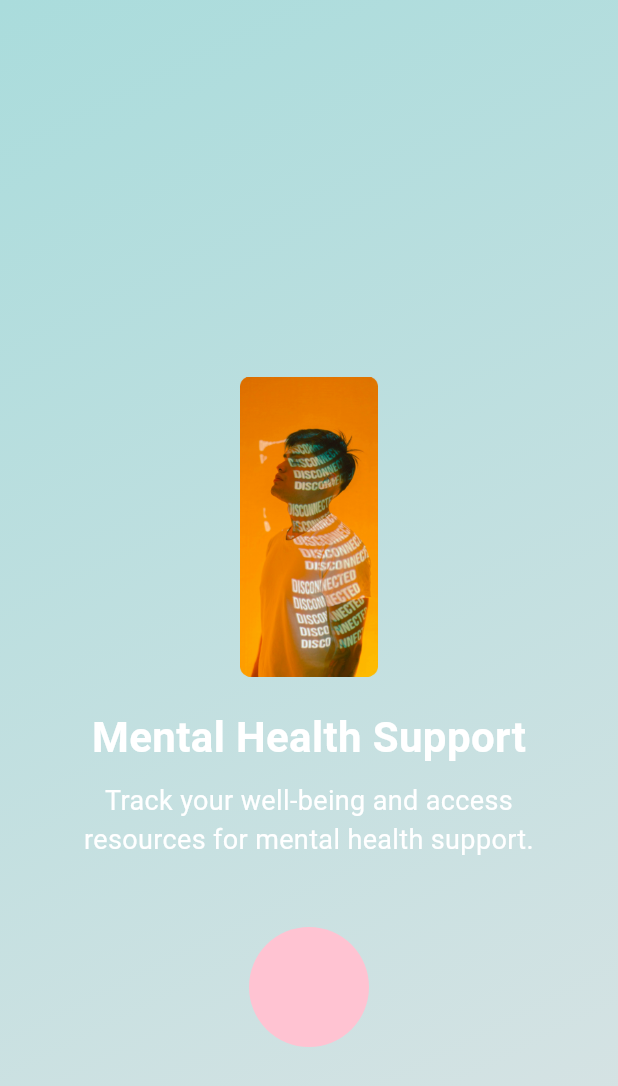
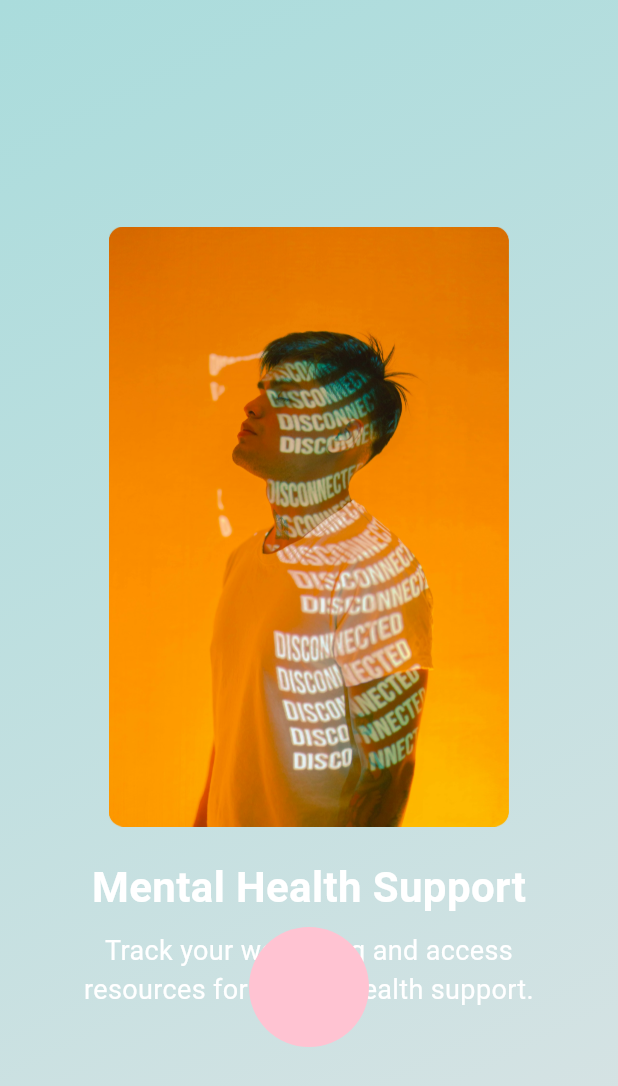
Before and after one commit to shrutiiiiin/workout_flutter, a Flutter app: the screen it shows after launch, on a phone screen of 412 x 824 dp. Shown: the top 1086 px of the screen. Run offline on Flutter 3.47's test engine with Material 3 defaults, Android fonts, the light colour scheme and no system bars; drawn by our look-alikes of concentric_transition.

Commit message:
added images

```diff
--- a/lib/screens/onboarding/onboarding_model.dart
+++ b/lib/screens/onboarding/onboarding_model.dart
@@ -29,7 +29,7 @@ class OnboardingCard extends StatelessWidget {
       child: Column(
         mainAxisAlignment: MainAxisAlignment.center,
         children: [
-          Image.asset(data.image, height: 200),
+          Image.asset(data.image, height: 400),
           const SizedBox(height: 20),
           Text(
             data.title,
--- a/lib/screens/onboarding/onboarding_view.dart
+++ b/lib/screens/onboarding/onboarding_view.dart
@@ -17,7 +17,7 @@ class OnboardingView extends StatelessWidget {
       ),
     ),
     OnboardingData(
-      image: 'assets/onboarding/mentalhealth_Support.png',
+      image: 'assets/onboarding/motivated.png',
       title: "Earn Badges",
       description:
           "Stay motivated with badges for your milestones and achievements.",
@@ -28,7 +28,7 @@ class OnboardingView extends StatelessWidget {
       ),
     ),
     OnboardingData(
-      image: 'assets/onboarding/mentalhealth_Support.png',
+      image: 'assets/onboarding/yoga.png',
       title: "Achievements & Awards",
       description:
           "Celebrate your progress and earn awards for your dedication.",
```
Also changed, not shown: assets/onboarding/mentalhealth_Support.png, assets/onboarding/motivated.png (added), assets/onboarding/yoga.png (added).
